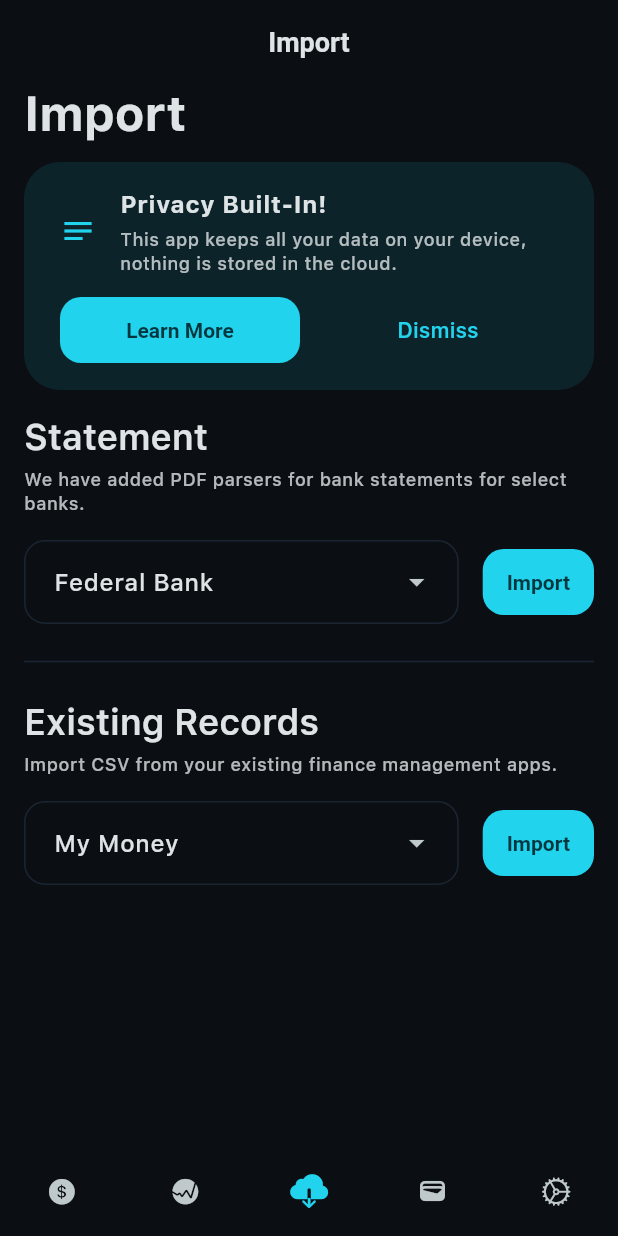
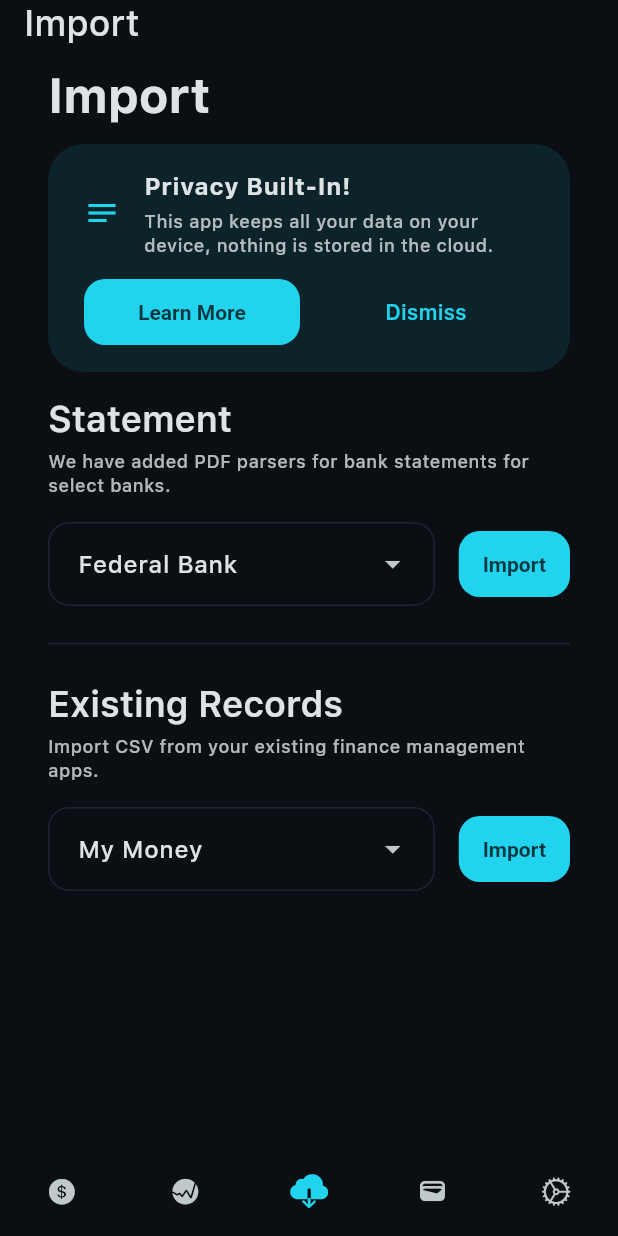
Before and after one commit to Ronak99/MyMoney, a Flutter app: the screen it shows after launch, item 3 of the bottom bar chosen, on a phone screen of 412 x 824 dp. Run offline on Flutter 3.47's test engine with Material 3 defaults, Android fonts, the phone set to English and light mode, and no system bars; our stand-ins replace file_picker, floor, flutter_bloc, freezed_annotation, get, go_router and 2 more; missing offline and left inert: syncfusion_flutter_pdf; accounts and stored records are empty; generated files the repository leaves out were written again.

Commit message:
feat: generic custom scaffold

```diff
--- a/lib/presentation/widgets/custom_scaffold.dart
+++ b/lib/presentation/widgets/custom_scaffold.dart
@@ -1,4 +1,5 @@
 import 'package:flutter/material.dart';
+import 'package:get/get_utils/src/extensions/context_extensions.dart';
 
 class CustomScaffold extends StatelessWidget {
   final String? title;
@@ -7,6 +8,7 @@ class CustomScaffold extends StatelessWidget {
   final Widget? bottomNavigationBar;
   final Widget? leading;
   final Widget? trailing;
+  final VoidCallback? onBackButtonPressed;
 
   const CustomScaffold({
     super.key,
@@ -16,24 +18,58 @@ class CustomScaffold extends StatelessWidget {
     this.leading,
     this.trailing,
     this.bottomNavigationBar,
+    this.onBackButtonPressed,
   });
 
   @override
   Widget build(BuildContext context) {
     return Scaffold(
-      appBar: AppBar(
-        title: title != null ? Text(title!) : null,
-        leading: leading,
-        actions: [
-          if (trailing != null) ...[trailing!, const SizedBox(width: 16)]
-        ],
+      floatingActionButton: fab,
+      bottomNavigationBar: bottomNavigationBar,
+      body: SafeArea(
+        child: Container(
+          width: double.infinity,
+          padding: const EdgeInsets.symmetric(horizontal: 16),
+          child: Column(
+            crossAxisAlignment: CrossAxisAlignment.start,
+            children: [
+              Container(
+                margin: const EdgeInsets.only(bottom: 12),
+                child: Row(
+                  children: [
+                    if (onBackButtonPressed != null)
+                      SizedBox(
+                        height: 30,
+                        width: 30,
+                        child: IconButton(
+                          onPressed: onBackButtonPressed,
+                          padding: EdgeInsets.zero,
+                          alignment: Alignment.center,
+                          icon: const Icon(
+                            Icons.arrow_back_ios_new_rounded,
+                            size: 20,
+                          ),
+                        ),
+                      ),
+                    if (title != null)
+                      GestureDetector(
+                        onTap: onBackButtonPressed,
+                        child: Text(
+                          title!,
+                          style: context.textTheme.headlineSmall!
+                              .copyWith(fontWeight: FontWeight.w500),
+                        ),
+                      ),
+                    const Spacer(),
+                    if (trailing != null) trailing!,
+                  ],
+                ),
+              ),
+              Expanded(child: body),
+            ],
+          ),
+        ),
       ),
-      floatingActionButton: fab,
-      body: SizedBox(
-        width: double.infinity,
-        child: body,
-      ),
-      bottomNavigationBar: bottomNavigationBar,
     );
   }
 }
```
Also changed, not shown: lib/presentation/pages/transactions/create/create_transaction_page.dart (+9 -36 lines).
